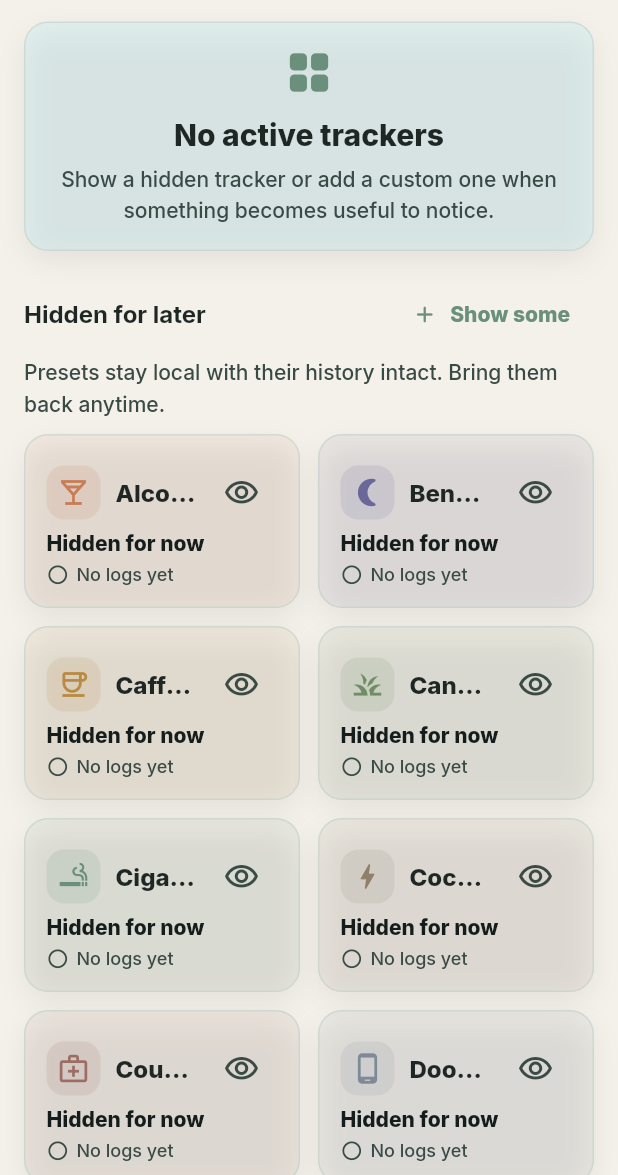
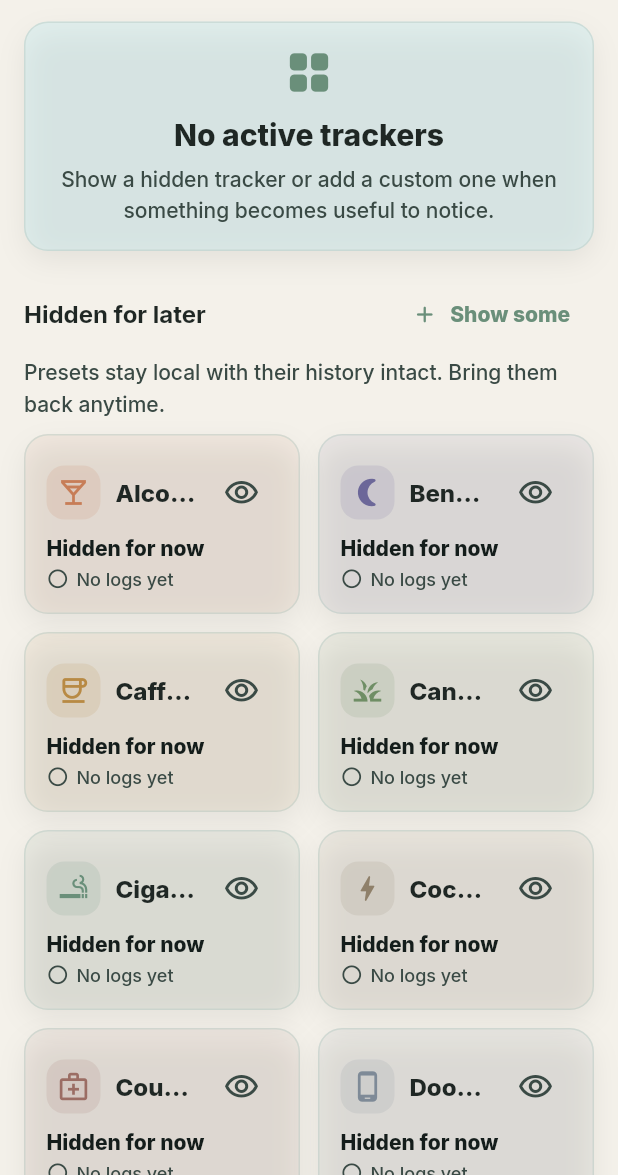
Before and after one commit to abhranilp1998/StillPoint, a Flutter app: the TrackerCatalogScreen screen opened directly, scrolled down 576 dp, on a phone screen of 412 x 824 dp, the part 61-1236 px from its top. Run offline on Flutter 3.47's test engine with Material 3 defaults, Android fonts, the phone set to English and light mode, and no system bars; our stand-ins replace csv, fl_chart, flutter_local_notifications, flutter_riverpod, flutter_secure_storage, flutter_timezone and 6 more; missing offline and left inert: excel; accounts and stored records are empty.

Commit message:
fix(fluent): increase tracker grid mainAxisExtent 116→120 to fix Inter line-height overflow

```diff
--- a/lib/src/ui/home/home_screen.dart
+++ b/lib/src/ui/home/home_screen.dart
@@ -577,7 +577,7 @@ class _TrackersSection extends StatelessWidget {
                 crossAxisCount: isWide ? 3 : 2,
                 crossAxisSpacing: 10,
                 mainAxisSpacing: 10,
-                mainAxisExtent: 116,
+                mainAxisExtent: 120,
               ),
               itemBuilder: (context, index) {
                 if (index == visibleHabits.length) {
--- a/lib/src/ui/trackers/tracker_catalog_screen.dart
+++ b/lib/src/ui/trackers/tracker_catalog_screen.dart
@@ -322,7 +322,7 @@ class _TrackerSection extends StatelessWidget {
                   crossAxisCount: crossAxisCount,
                   crossAxisSpacing: 12,
                   mainAxisSpacing: 12,
-                  mainAxisExtent: 116,
+                  mainAxisExtent: 120,
                 ),
                 itemBuilder: (context, index) {
                   if (footer != null && index == itemCount - 1) {
```
